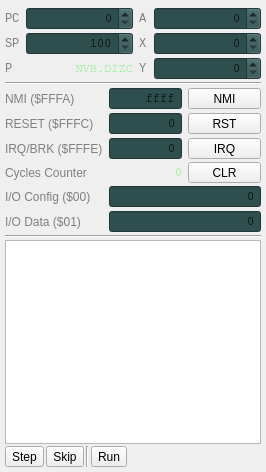
Qt form cpuwidget.ui (rjaremczak/mo65x) before a commit.
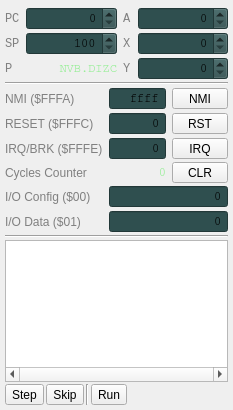
The same form after that commit. Custom widgets are drawn as their Qt base class.

Patch:
```diff
--- a/cpuwidget.ui
+++ b/cpuwidget.ui
@@ -6,8 +6,8 @@
    <rect>
     <x>0</x>
     <y>0</y>
-    <width>266</width>
-    <height>472</height>
+    <width>233</width>
+    <height>410</height>
    </rect>
   </property>
   <property name="maximumSize">
@@ -674,7 +674,13 @@
        <enum>Qt::ScrollBarAlwaysOff</enum>
       </property>
       <property name="horizontalScrollBarPolicy">
-       <enum>Qt::ScrollBarAsNeeded</enum>
+       <enum>Qt::ScrollBarAlwaysOn</enum>
+      </property>
+      <property name="sizeAdjustPolicy">
+       <enum>QAbstractScrollArea::AdjustToContentsOnFirstShow</enum>
+      </property>
+      <property name="lineWrapMode">
+       <enum>QTextEdit::NoWrap</enum>
       </property>
      </widget>
     </item>
```
